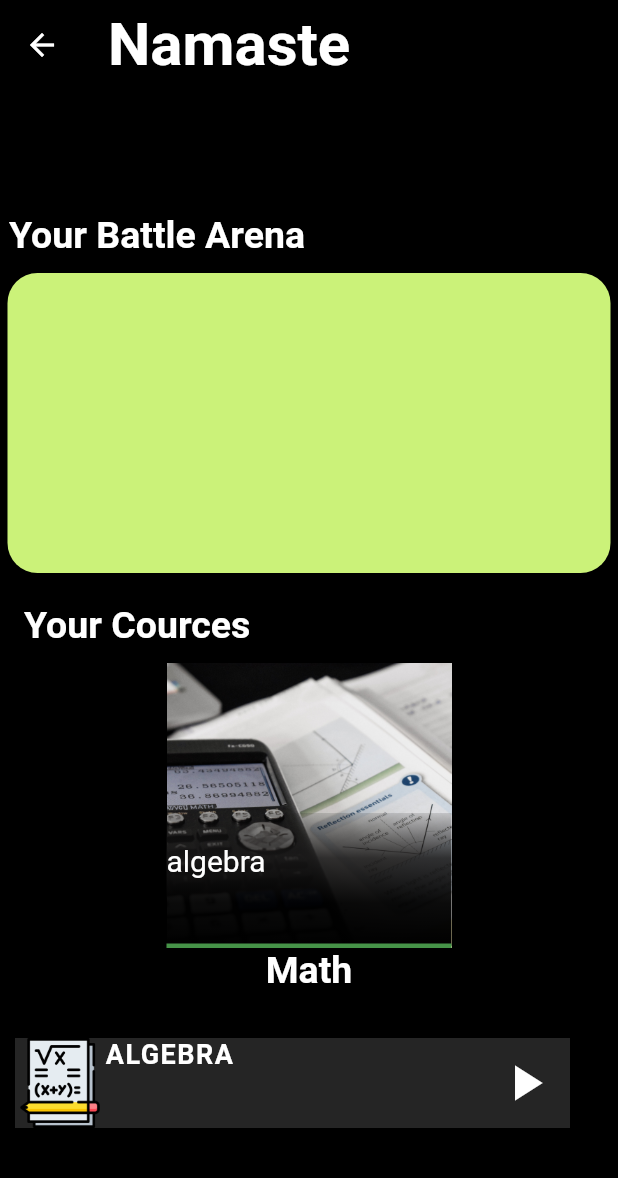
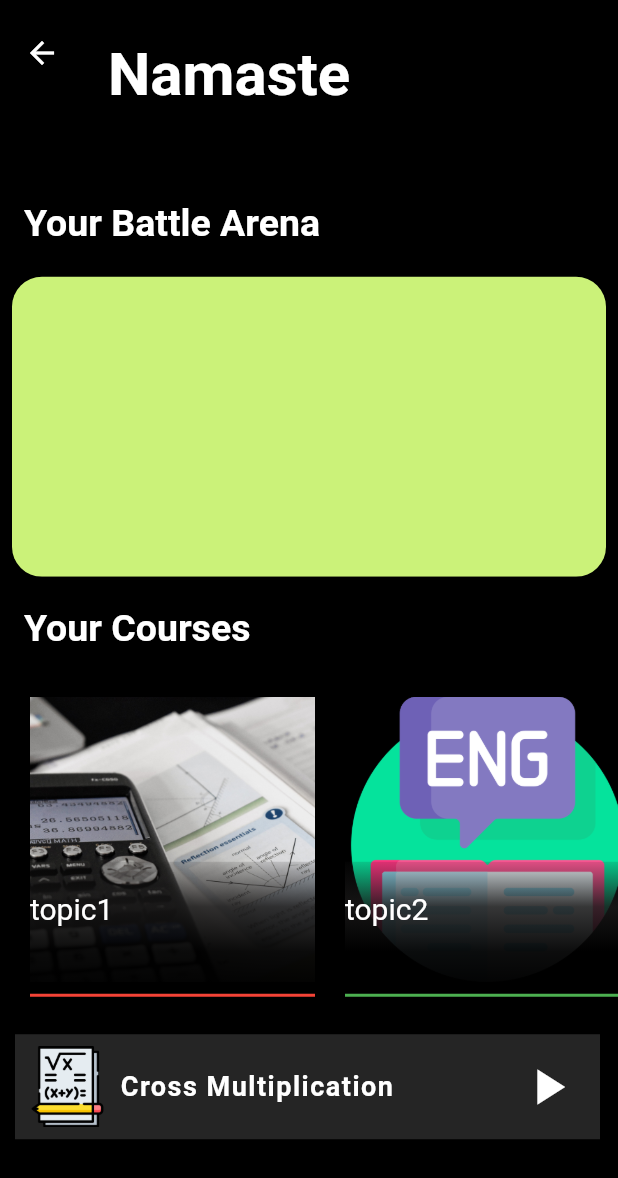
Before and after one commit to ankush-org/Vidyagama--GDSC-Solution-Challenge-2023, a Flutter app: the Home screen opened directly, on a phone screen of 412 x 824 dp. Shown: the top 1178 px of the screen. Run offline on Flutter 3.47's test engine with Material 2 defaults, Android fonts, the light colour scheme and no system bars; our stand-ins replace firebase_auth, firebase_core, flutter_riverpod, font_awesome_flutter, go_router, google_nav_bar; accounts and stored records are empty; network calls fail; statements that could not run were skipped.

Commit message:
implemented topic listview

```diff
--- a/lib/Pages/Home/P3A_home.dart
+++ b/lib/Pages/Home/P3A_home.dart
@@ -3,6 +3,8 @@ import 'package:flutter/material.dart';
 import 'package:flutter_riverpod/flutter_riverpod.dart';
 import 'package:go_router/go_router.dart';
 import 'package:google_nav_bar/google_nav_bar.dart';
+import 'package:gsc/Pages/Home/topic_selection_card.dart';
+// import 'package:gsc/TMP/Home/topic_card.dart';
 
 import '../../Backend/Data/state_management.dart';
 import '../../Backend/Routes/app_route_constants.dart';
@@ -15,6 +17,12 @@ class Home extends StatefulWidget {
 }
 
 class _HomeState extends State<Home> {
+  final List topicList = [
+    ['topic1', 'math.jpg', Colors.red],
+    ['topic2', 'eng.png', Colors.green],
+    ['topic3', 'people.png', Colors.yellow],
+    ['topic4', 'languages.png', Colors.blue],
+  ];
   final homeUser = FirebaseAuth.instance.currentUser;
   @override
   Widget build(BuildContext context) {
@@ -24,11 +32,15 @@ class _HomeState extends State<Home> {
         //UI
         appBar: AppBar(
           backgroundColor: Colors.black,
-            toolbarHeight: 60,
-            title: const Text(
+          toolbarHeight: 70,
+          title: const Padding(
+            padding: EdgeInsets.only(top: 30),
+            child: Text(
               "Namaste",
               style: TextStyle(fontSize: 40, fontWeight: FontWeight.bold),
-            )),
+            ),
+          ),
+        ),
         body: Container(
           color: Colors.black,
           child: Column(
@@ -37,18 +49,20 @@ class _HomeState extends State<Home> {
               Container(
                 height: 50,
                 width: 400,
-                  padding: const EdgeInsets.only(top: 10),
+                padding: const EdgeInsets.only(left: 10, right: 10),
                 color: Colors.black,
                 child: const Text(
                   "Your Battle Arena",
                   style: TextStyle(
                     fontSize: 25,
                     color: Colors.white,
-                        fontWeight: FontWeight.bold),
-                  )),
+                    fontWeight: FontWeight.bold,
+                  ),
+                ),
+              ),
               Container(
                 height: 200,
-                margin: const EdgeInsets.only(left: 5, right: 5),
+                margin: const EdgeInsets.only(left: 8, right: 8),
                 decoration: BoxDecoration(
                     color: const Color.fromARGB(250, 207, 247, 123),
                     borderRadius: BorderRadius.circular(20)),
@@ -59,90 +73,66 @@ class _HomeState extends State<Home> {
                 width: 400,
                 color: Colors.black,
                 child: const Text(
-                  "Your Cources",
+                  "Your Courses",
                   style: TextStyle(
                       color: Colors.white,
                       fontSize: 25,
                       fontWeight: FontWeight.bold),
                 ),
               ),
-              Center(
-                child: SafeArea(
-                  child: Stack(
-                    children: [
-                      Container(
-                        alignment: Alignment.bottomLeft,
-                        height: 190,
-                        width: 190,
-                        child: Image.asset("lib/assets/math.jpg"),
+              const SizedBox(
+                height: 20,
               ),
-                      Positioned.fill(
-                        child: Align(
-                          alignment: Alignment.bottomLeft,
-                          child: Container(
-                            height: 90,
-                            width: 200,
-                            padding: const EdgeInsets.only(top: 20),
-                            decoration: const BoxDecoration(
-                                color: Colors.black,
-                                border: Border(
-                                    bottom: BorderSide(
-                                        color: Color.fromARGB(255, 70, 147, 72),
-                                        width: 3)),
-                                gradient: LinearGradient(
-                                  begin: Alignment.bottomCenter,
-                                  end: Alignment.topCenter,
-                                  colors: [
-                                    Colors.black,
-                                    Color.fromARGB(242, 0, 0, 0),
-                                    Color.fromARGB(221, 25, 24, 24),
-                                    Color.fromARGB(36, 25, 24, 24),
-                                  ],
-                                )),
-                            child: const Text(
-                              "algebra ",
-                              style:
-                                  TextStyle(fontSize: 20, color: Colors.white),
+              //Listview of Topics
+              SizedBox(
+                height: 200,
+                child: ListView.builder(
+                  itemCount: topicList.length,
+                  scrollDirection: Axis.horizontal,
+                  itemBuilder: (context, index) {
+                    return TopicCard(
+                      topicName: topicList[index][0],
+                      imgName: topicList[index][1],
+                      barColor: topicList[index][2],
+                    );
+                  },
                 ),
               ),
-                        ),
-                      ),
-                    ],
-                  ),
-                ),
-              ),
+              //Resume-Button
               const SizedBox(
-                height: 60,
-                child: Text(
-                  "Math",
-                  style: TextStyle(
-                      fontSize: 25,
-                      color: Colors.white,
-                      fontWeight: FontWeight.bold),
-                ),
+                height: 25,
               ),
               Row(
                 children: [
-                  const Padding(padding: EdgeInsets.only(left: 5, right: 5)),
+                  const Padding(
+                      padding: EdgeInsets.only(left: 5, right: 5, top: 10)),
                   Container(
                     color: const Color.fromARGB(176, 54, 53, 53),
-                    height: 60,
+                    height: 70,
+                    child: Padding(
+                      padding: const EdgeInsets.all(8.0),
                       child: Image.asset("lib/assets/math.png"),
+                    ),
                   ),
                   Container(
                     color: const Color.fromARGB(176, 54, 53, 53),
-                    height: 60,
+                    height: 70,
                     width: 250,
-                    child: const Text("ALGEBRA",
+                    child: const Padding(
+                      padding: EdgeInsets.only(top: 24),
+                      child: Text(
+                        "Cross Multiplication",
                         style: TextStyle(
                             letterSpacing: 1,
                             fontSize: 18,
                             fontWeight: FontWeight.bold,
-                            color: Colors.white)),
+                            color: Colors.white),
+                      ),
+                    ),
                   ),
                   Container(
-                    height: 60,
-                    width: 60,
+                    height: 70,
+                    width: 70,
                     color: const Color.fromARGB(176, 54, 53, 53),
                     child: const Icon(
                       Icons.play_arrow,
--- /dev/null
+++ b/lib/Pages/Home/topic_selection_card.dart
@@ -0,0 +1,64 @@
+import 'package:flutter/material.dart';
+
+class TopicCard extends StatelessWidget {
+  final String topicName;
+  final String imgName;
+  final Color barColor;
+
+  const TopicCard({
+    super.key,
+    required this.topicName,
+    required this.imgName,
+    required this.barColor,
+  });
+
+  @override
+  Widget build(BuildContext context) {
+    return Padding(
+      padding: const EdgeInsets.only(left: 20),
+      child: Stack(
+        children: [
+          Container(
+            alignment: Alignment.bottomLeft,
+            height: 190,
+            width: 190,
+            child: Image.asset("lib/assets/$imgName"),
+          ),
+          Positioned.fill(
+            child: Align(
+              alignment: Alignment.bottomLeft,
+              child: Container(
+                height: 90,
+                width: 200,
+                padding: const EdgeInsets.only(top: 20),
+                decoration: BoxDecoration(
+                  color: Colors.black,
+                  border: Border(
+                    bottom: BorderSide(
+                        color: barColor,
+                        // Color.fromARGB(255, 70, 147, 72),
+                        width: 2),
+                  ),
+                  gradient: const LinearGradient(
+                    begin: Alignment.bottomCenter,
+                    end: Alignment.topCenter,
+                    colors: [
+                      Colors.black,
+                      Color.fromARGB(242, 0, 0, 0),
+                      Color.fromARGB(221, 25, 24, 24),
+                      Color.fromARGB(36, 25, 24, 24),
+                    ],
+                  ),
+                ),
+                child: Text(
+                  topicName,
+                  style: const TextStyle(fontSize: 20, color: Colors.white),
+                ),
+              ),
+            ),
+          ),
+        ],
+      ),
+    );
+  }
+}
--- a/lib/TMP/Home/h01.dart
+++ b/lib/TMP/Home/h01.dart
@@ -3,10 +3,11 @@ import 'package:flutter/material.dart';
 import 'package:flutter_riverpod/flutter_riverpod.dart';
 import 'package:go_router/go_router.dart';
 import 'package:google_nav_bar/google_nav_bar.dart';
-import 'package:gsc/TMP/Home/topic_card.dart';
+// import 'package:gsc/TMP/Home/topic_card.dart';
 
 import '../../Backend/Data/state_management.dart';
 import '../../Backend/Routes/app_route_constants.dart';
+import '../../Pages/Home/topic_selection_card.dart';
 
 class h01 extends StatefulWidget {
   const h01({super.key});
@@ -49,9 +50,10 @@ class _h01State extends State<h01> {
                     scrollDirection: Axis.horizontal,
                     itemCount: 3,
                     itemBuilder: (context, index) {
-                      return const TopicCard(
-                        topicName: 'topicName',
-                        thumbnailPath: '',
+                      return TopicCard(
+                        imgName: 'math.jpg',
+                        topicName: '',
+                        barColor: Colors.black,
                       );
                     }),
               ),
--- a/lib/TMP/Home/topic_card.dart
+++ /dev/null
@@ -1,35 +0,0 @@
-import 'package:flutter/material.dart';
-
-class TopicCard extends StatelessWidget {
-  //Fields
-  final String? topicName;
-  final String? thumbnailPath;
-
-  //Constructor
-  const TopicCard({
-    super.key,
-    required this.topicName,
-    required this.thumbnailPath,
-  });
-
-  @override
-  Widget build(BuildContext context) {
-    return Container(
-      padding: EdgeInsets.all(2),
-      width: 200,
-      child: Column(children: [
-        // Text('$topicName'),
-        Padding(
-          padding: const EdgeInsets.only(left: 8.0),
-          child: Container(
-            decoration: BoxDecoration(
-              color: Colors.amberAccent,
-              borderRadius: BorderRadius.circular(12),
-            ),
-            height: 240,
-          ),
-        )
-      ]),
-    );
-  }
-}
--- a/lib/main.dart
+++ b/lib/main.dart
@@ -26,6 +26,7 @@ class BaseMaterialApp extends StatelessWidget {
   @override
   Widget build(BuildContext context) {
     return MaterialApp(
+      darkTheme: ThemeData.dark(),
       navigatorKey: navigatorKey,
       debugShowCheckedModeBanner: false,
       home: StreamBuilder<User?>(
```
Also changed, not shown: lib/Pages/BaseScaffold.dart (+6 -2 lines). Lines whose indentation alone changed are shown as unchanged.
